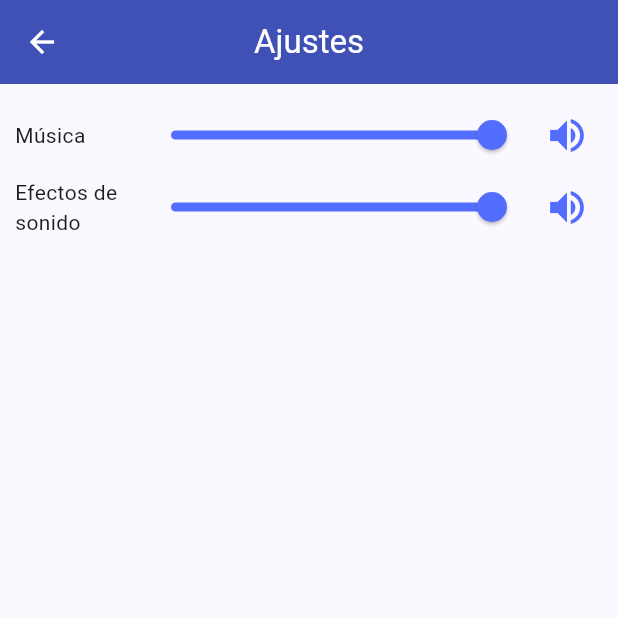
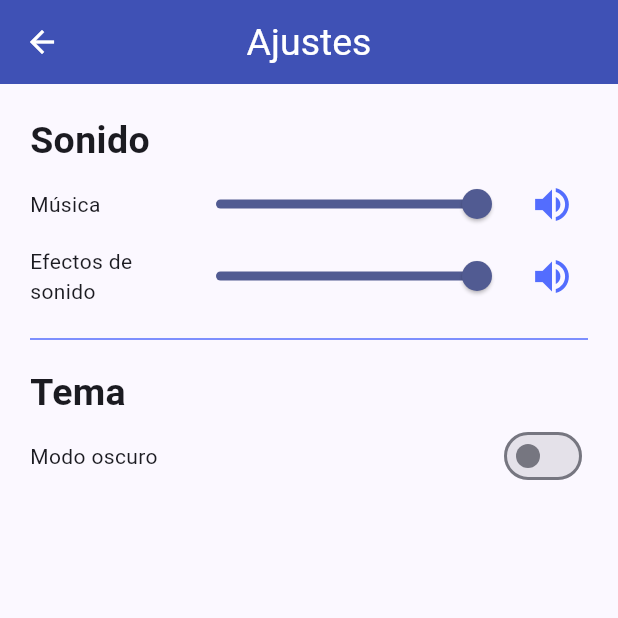
Before and after one commit to jaimebielsaeina/rabino_7_reinas, a Flutter app: the SettingsPage screen opened directly, on a phone screen of 412 x 824 dp, the top half of it. Run offline on Flutter 3.47's test engine with Material 2 defaults, Android fonts, the phone set to English and light mode, and no system bars; our stand-ins replace image_picker; network calls fail.

Commit message:
Añadidos temas claro y oscuro a la app
En los ajustes puedes cambiar de tema, aunque todavía le falta trabajo

```diff
--- a/Aplicacion/lib/main.dart
+++ b/Aplicacion/lib/main.dart
@@ -3,6 +3,8 @@ import 'package:flutter/material.dart';
 import 'dialogs/add_friend_dialog.dart';
 import 'dialogs/login_dialog.dart';
 import 'pages/settings_page.dart';
+import 'themes/light_theme.dart';
+import 'themes/dark_theme.dart';
 import 'package:image_picker/image_picker.dart';
 
 /*
@@ -25,26 +27,18 @@ class MyApp extends StatelessWidget {
 
   @override
   Widget build(BuildContext context) {
-    return MaterialApp(
-      title: 'Rabino 7 reinas',
-      debugShowCheckedModeBanner: false,
-      theme: ThemeData(
-        appBarTheme: const AppBarTheme(
-          color: Colors.indigo,
-          centerTitle: true,
-          iconTheme: IconThemeData(
-            color: Colors.white,
-          ),
-          titleTextStyle: TextStyle(
-            color: Colors.white,
-            fontSize: 22,
-          )
-        ),
-        colorSchemeSeed: Colors.indigo,
-        useMaterial3: true,
-
-      ),
-      home: const MyHomePage(),
+    return ValueListenableBuilder(
+      valueListenable: SettingsPage.themeNotifier,
+      builder: (context, currentMode, child) {
+        return MaterialApp(
+          title: 'Rabino 7 reinas',
+          debugShowCheckedModeBanner: false,
+          theme: LightTheme.lightTheme,
+          darkTheme: DarkTheme.darkTheme,
+          themeMode: currentMode,
+          home: const MyHomePage(),
+        );
+      }
     );
   }
 }
@@ -126,10 +120,6 @@ class _MyHomePageState extends State<MyHomePage> {
           ),
         ],
         iconSize: 30,
-        backgroundColor: Colors.indigo,
-        showUnselectedLabels: false,
-        selectedItemColor: Colors.amber,
-        unselectedItemColor: Colors.white,
         onTap: _onItemTapped,
         currentIndex: _selectedIndex,
       ),
@@ -233,9 +223,6 @@ class _MainPageState extends State<MainPage> {
             const Material(
               color: Colors.indigo,
               child: TabBar(
-                labelColor: Colors.amber,
-                unselectedLabelColor: Colors.white,
-                indicatorColor: Colors.amber,
                 tabs: [
                   Tab(
                     /*
--- a/Aplicacion/lib/pages/settings_page.dart
+++ b/Aplicacion/lib/pages/settings_page.dart
@@ -2,12 +2,16 @@ import 'package:flutter/material.dart';
 
 class SettingsPage extends StatefulWidget {
   const SettingsPage({super.key});
+
+  static final ValueNotifier<ThemeMode> themeNotifier = ValueNotifier(ThemeMode.light);
 
   @override
   State<SettingsPage> createState() => _SettingsPageState();
 }
 
 class _SettingsPageState extends State<SettingsPage> {
+  bool _darkMode = false;
+
   final Icon _muted = const Icon(
     Icons.volume_off,
   );
@@ -61,13 +65,21 @@ class _SettingsPageState extends State<SettingsPage> {
         title: const Text('Ajustes'),
       ),
       body: Padding(
-        padding: const EdgeInsets.all(10),
+        padding: const EdgeInsets.all(20),
         child: Column(
+          crossAxisAlignment: CrossAxisAlignment.start,
           children: [
+            const Text(
+              'Sonido',
+              style: TextStyle(
+                fontSize: 25,
+                fontWeight: FontWeight.bold,
+              ),
+            ),
             Row(
               children: [
-                Container(
-                  width: 80,
+                const SizedBox(
+                  width: 100,
                   child: Text('Música'),
                 ),
                 Expanded(
@@ -76,7 +88,7 @@ class _SettingsPageState extends State<SettingsPage> {
                     max: 100,
                     divisions: 100,
                     label: _musicValue.round().toString(),
-                    activeColor: Colors.indigoAccent,
+                    //activeColor: Colors.indigoAccent,
                     onChanged: (double value) {
                       if (_muteMusic) {
                         null;
@@ -92,14 +104,14 @@ class _SettingsPageState extends State<SettingsPage> {
                   color: Colors.indigoAccent,
                   iconSize: 30,
                   icon: _musicIcon,
-                  onPressed: () {muteUnmuteMusic();},
+                  onPressed: muteUnmuteMusic,
                 ),
               ],
             ),
             Row(
               children: [
-                Container(
-                  width: 80,
+                const SizedBox(
+                  width: 100,
                   child: Text('Efectos de sonido'),
                 ),
                 Expanded(
@@ -108,7 +120,7 @@ class _SettingsPageState extends State<SettingsPage> {
                     max: 100,
                     divisions: 100,
                     label: _soundEffectsValue.round().toString(),
-                    activeColor: Colors.indigoAccent,
+                    //activeColor: Colors.indigoAccent,
                     onChanged: (double value) {
                       if (_muteSoundEffects) {
                         null;
@@ -124,10 +136,46 @@ class _SettingsPageState extends State<SettingsPage> {
                   color: Colors.indigoAccent,
                   iconSize: 30,
                   icon: _soundEffectsIcon,
-                  onPressed: (){muteUnmuteSoundEffects();},
+                  onPressed: muteUnmuteSoundEffects,
                 ),
               ],
             ),
+            const SizedBox(height: 10,),
+            const Divider(
+              color: Colors.indigoAccent,
+            ),
+            const SizedBox(height: 10,),
+            const Text(
+              'Tema',
+              style: TextStyle(
+                fontSize: 25,
+                fontWeight: FontWeight.bold,
+              ),
+            ),
+            Row(
+              children: [
+                const SizedBox(
+                  width: 100,
+                  child: Text('Modo oscuro'),
+                ),
+                const Expanded(
+                  child: SizedBox(),
+                ),
+                Switch(
+                  value: _darkMode,
+                  onChanged: (value) {
+                    setState(() {
+                      _darkMode = value;
+                      if (_darkMode) {
+                        SettingsPage.themeNotifier.value = ThemeMode.dark;
+                      } else {
+                        SettingsPage.themeNotifier.value = ThemeMode.light;
+                      }
+                    });
+                  },
+                ),
+              ],
+            )
           ],
         ),
       ),
--- /dev/null
+++ b/Aplicacion/lib/themes/dark_theme.dart
@@ -0,0 +1,34 @@
+import 'package:flutter/material.dart';
+
+class DarkTheme {
+  static final darkTheme = ThemeData(
+    appBarTheme: const AppBarTheme(
+      color: Colors.indigo,
+      centerTitle: true,
+      titleTextStyle: TextStyle(
+          color: Colors.white,
+          fontSize: 25
+      ),
+      iconTheme: IconThemeData(
+          color: Colors.white
+      ),
+      actionsIconTheme: IconThemeData(
+          color: Colors.white
+      ),
+    ),
+    tabBarTheme: const TabBarTheme(
+      labelColor: Colors.amber,
+      unselectedLabelColor: Colors.white,
+      indicatorColor: Colors.amber,
+    ),
+    bottomNavigationBarTheme: const BottomNavigationBarThemeData(
+      showUnselectedLabels: false,
+      backgroundColor: Colors.indigo,
+      selectedItemColor: Colors.amber,
+      unselectedItemColor: Colors.white,
+    ),
+    colorSchemeSeed: Colors.indigo,
+    brightness: Brightness.dark,
+    useMaterial3: true,
+  );
+}
--- /dev/null
+++ b/Aplicacion/lib/themes/light_theme.dart
@@ -0,0 +1,34 @@
+import 'package:flutter/material.dart';
+
+class LightTheme {
+  static final lightTheme = ThemeData(
+    appBarTheme:  const AppBarTheme(
+      color: Colors.indigo,
+      centerTitle: true,
+      titleTextStyle: TextStyle(
+        color: Colors.white,
+        fontSize: 25
+      ),
+        iconTheme: IconThemeData(
+        color: Colors.white
+      ),
+        actionsIconTheme: IconThemeData(
+        color: Colors.white
+      ),
+    ),
+    tabBarTheme: const TabBarTheme(
+      labelColor: Colors.amber,
+      unselectedLabelColor: Colors.white,
+      indicatorColor: Colors.amber,
+    ),
+    bottomNavigationBarTheme: const BottomNavigationBarThemeData(
+      showUnselectedLabels: false,
+      backgroundColor: Colors.indigo,
+      selectedItemColor: Colors.amber,
+      unselectedItemColor: Colors.white,
+    ),
+    colorSchemeSeed: Colors.indigo,
+    brightness: Brightness.light,
+    useMaterial3: true,
+  );
+}
```
